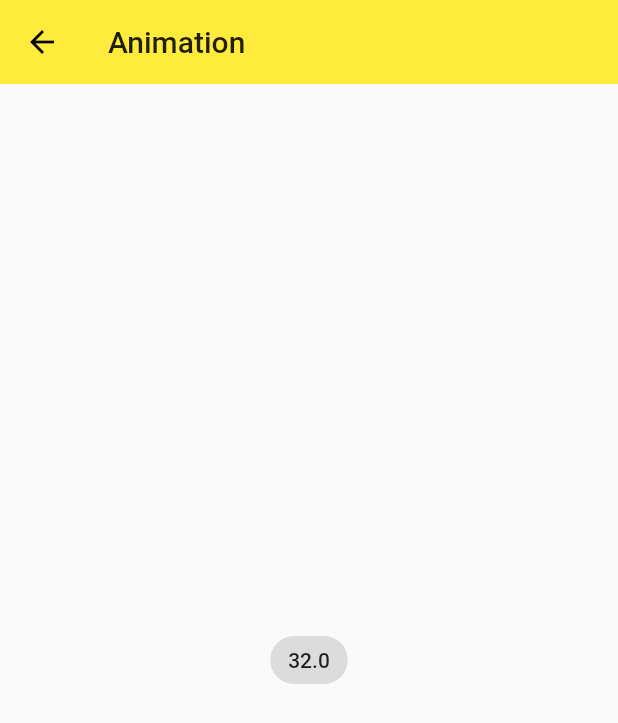
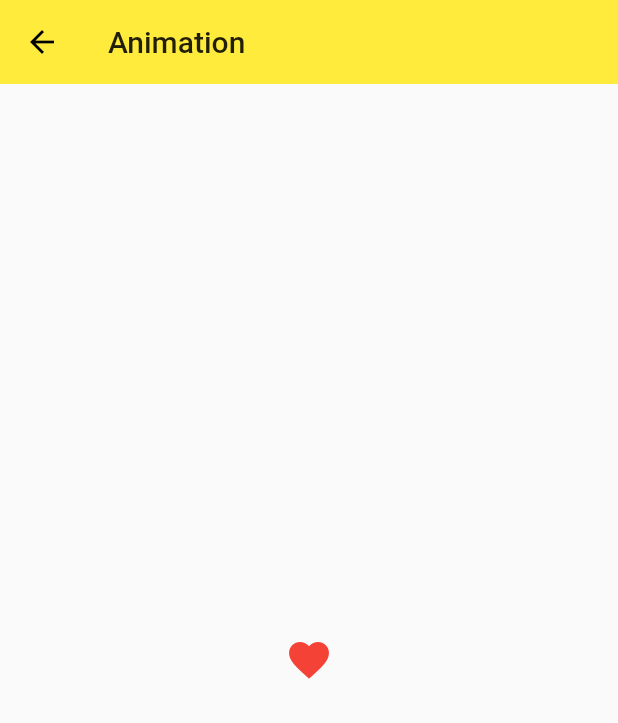
Before and after one commit to SeniorZhai/learn_flutter, a Flutter app: the screen it shows after launch, on a phone screen of 412 x 824 dp. Shown: the top 723 px of the screen. Run offline on Flutter 3.47's test engine with Material 2 defaults, Android fonts, the phone set to English and light mode, and no system bars; our stand-ins replace rxdart.

Commit message:
Animation status

```diff
--- a/lib/demo/animation/animation_demo.dart
+++ b/lib/demo/animation/animation_demo.dart
@@ -29,6 +29,10 @@ class _AnimationDemoHomeState extends State<AnimationDemoHome>
       // print('${animationDemoController.value}');
       setState(() {});
     });
+    animationDemoController.addStatusListener((AnimationStatus status) {
+      print(status);
+    });
+
     // animationDemoController.forward();
   }
 
@@ -46,10 +50,20 @@ class _AnimationDemoHomeState extends State<AnimationDemoHome>
         elevation: 0.0,
       ),
       body: Center(
-        child: ActionChip(
-          label: Text('${animationDemoController.value}'),
+        child: IconButton(
+          icon: Icon(
+            Icons.favorite,
+            color: Colors.red,
+          ),
+          iconSize: animationDemoController.value,
           onPressed: () {
-            animationDemoController.forward();
+            switch (animationDemoController.status) {
+              case AnimationStatus.completed:
+                animationDemoController.reverse();
+                break;
+              default:
+                animationDemoController.forward();
+            }
           },
         ),
       ),
```
